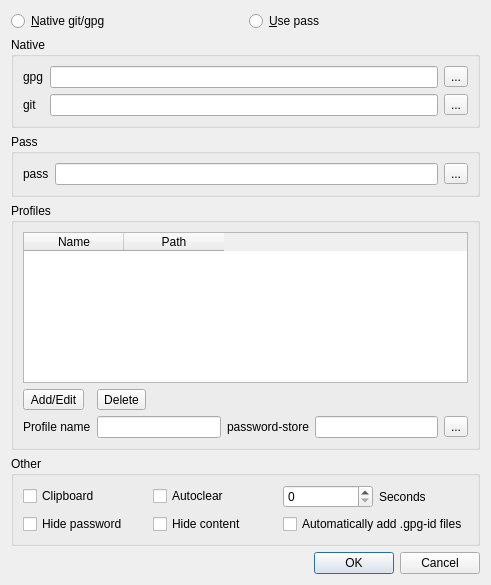
The window that dialog.ui (IJHack/QtPass) describes before a commit, drawn with Qt 5.
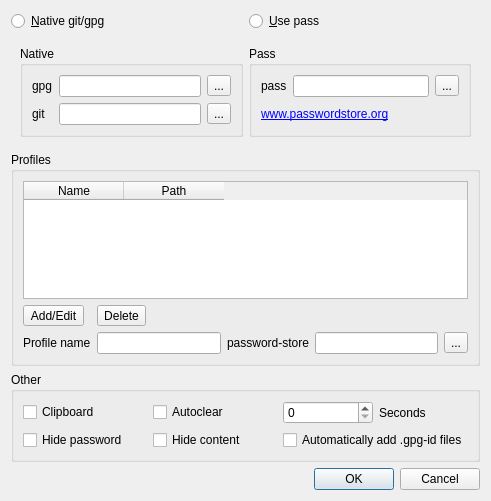
The same window after the commit.

The edit to the form file:
```diff
--- a/dialog.ui
+++ b/dialog.ui
@@ -7,7 +7,7 @@
     <x>0</x>
     <y>0</y>
     <width>491</width>
-    <height>585</height>
+    <height>501</height>
    </rect>
   </property>
   <property name="windowTitle">
@@ -33,6 +33,9 @@
     </layout>
    </item>
    <item>
+    <widget class="QWidget" name="widget" native="true">
+     <layout class="QHBoxLayout" name="horizontalLayout_2">
+      <item>
     <widget class="QGroupBox" name="groupBoxNative">
      <property name="title">
       <string>Native</string>
@@ -97,6 +100,16 @@
       </item>
       <item row="0" column="1">
        <widget class="QLineEdit" name="passPath"/>
+         </item>
+         <item row="1" column="0" colspan="3">
+          <widget class="QLabel" name="label">
+           <property name="text">
+            <string>&lt;html&gt;&lt;head/&gt;&lt;body&gt;&lt;p&gt;&lt;a href=&quot;http://www.passwordstore.org/&quot;&gt;&lt;span style=&quot; text-decoration: underline; color:#0000ff;&quot;&gt;www.passwordstore.org&lt;/span&gt;&lt;/a&gt;&lt;/p&gt;&lt;/body&gt;&lt;/html&gt;</string>
+           </property>
+          </widget>
+         </item>
+        </layout>
+       </widget>
       </item>
      </layout>
     </widget>
```
Left out of the diff: 6 changed lines with no effect on the pictures. Lines whose indentation alone changed are shown as unchanged.
